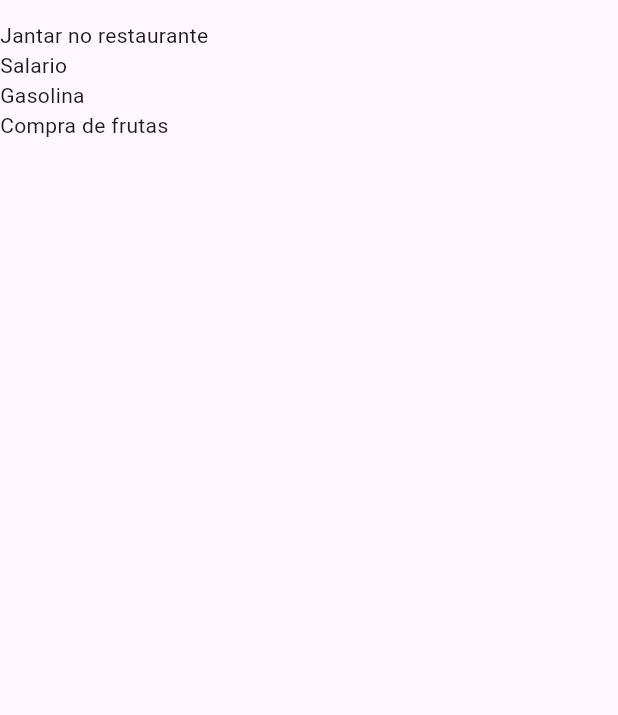
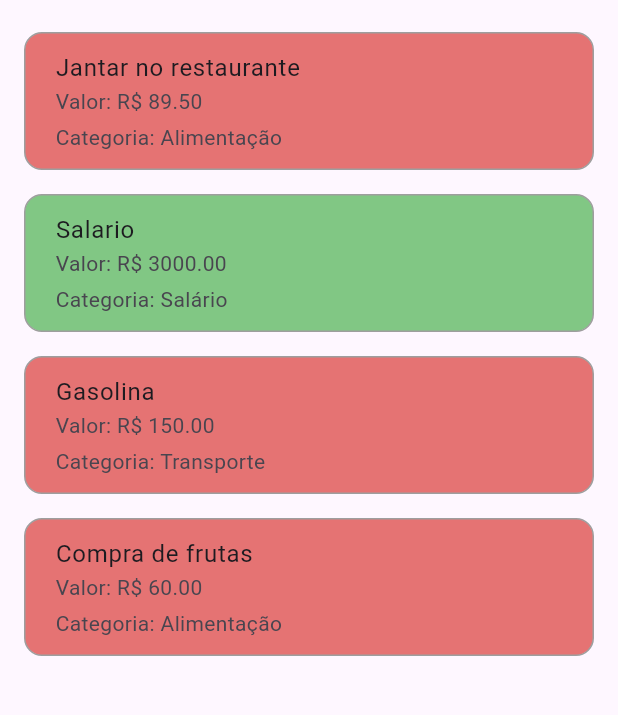
Before and after one commit to EneiasAlmeida/Gerenciador_de_financas, a Flutter app: the screen it shows after launch, on a phone screen of 412 x 824 dp, the part 64-779 px from its top. Run offline on Flutter 3.47's test engine with Material 3 defaults, Android fonts, the phone set to English and light mode, and no system bars.

Commit message:
ajuste na listagem de registro

```diff
--- /dev/null
+++ b/lib/components/registro_tile_bloco.dart
@@ -0,0 +1,43 @@
+import 'package:flutter/material.dart';
+import 'package:gerenciador/models/registro.dart';
+
+class RegistroTileBloco extends StatelessWidget {
+  final Registro registro;
+
+  const RegistroTileBloco({
+    super.key,
+    required this.registro
+  });
+
+ // if () { }  else {}   == ( quer dizer tem o item despesa? e o : se não)
+  //operador ternário
+  // if (numero > 2)
+
+
+  @override
+  Widget build(BuildContext context) {
+    return Padding(
+      padding: const EdgeInsets.symmetric(horizontal: 16.0),  // Espaço nas laterais
+      child: Container(
+        margin: const EdgeInsets.symmetric(vertical: 8.0),  // Espaço entre os registros
+        decoration: BoxDecoration(
+          border: Border.all(color: Colors.grey, width: 1.0),  // Borda cinza
+          borderRadius: BorderRadius.circular(12.0),  // Bordas arredondadas
+          color: registro.tipo == 'Despesa' ? Colors.red.shade300 : Colors.green.shade300,  // Cor de fundo
+        ),
+        child: ListTile(
+          contentPadding: const EdgeInsets.symmetric(horizontal: 20.0, vertical: 3.0), // Padding dentro do ListTile
+          title: Text(registro.nome),
+          subtitle: Column(
+            crossAxisAlignment: CrossAxisAlignment.start,
+            children: <Widget>[
+              Text('Valor: R\$ ${registro.valor.toStringAsFixed(2)}'),
+              SizedBox(height: 4), // Espaço entre o subtítulo e o texto adicional
+              Text('Categoria: ${registro.categoria}'),
+            ],
+          ),
+        ),
+      ),
+    );
+  }
+}
--- a/lib/data/objeto_dados.dart
+++ b/lib/data/objeto_dados.dart
@@ -5,28 +5,28 @@ const dados = {
     id: 1,
     nome: 'Jantar no restaurante',
     valor: 89.50,
-    area: 'Alimentação',
+    categoria: 'Alimentação',
     tipo: 'Despesa'
   ),
   '2': const Registro(
     id: 2,
     nome: 'Salario',
     valor: 3000.00,
-    area: 'Salário',
+    categoria: 'Salário',
     tipo: 'Receita'
   ),
   '3': const Registro(
     id: 3,
     nome: 'Gasolina',
     valor: 150.00,
-    area: 'Transporte',
+    categoria: 'Transporte',
     tipo: 'Despesa'
   ),
   '4': const Registro(
     id: 4,
     nome: 'Compra de frutas',
     valor: 60.00,
-    area: 'Alimentação',
+    categoria: 'Alimentação',
     tipo: 'Despesa'
   )
 };
--- a/lib/models/registro.dart
+++ b/lib/models/registro.dart
@@ -2,14 +2,14 @@ class Registro {
   final int id;
   final String nome;
   final double valor;
-  final String area;
+  final String categoria;
   final String tipo;
 
   const Registro({
     required this.id,
     required this.nome,
     required this.valor,
-    required this.area,
+    required this.categoria,
     required this.tipo
   });
 }
--- a/lib/views_telas/listagem.dart
+++ b/lib/views_telas/listagem.dart
@@ -1,4 +1,5 @@
 import 'package:flutter/material.dart';
+import 'package:gerenciador/components/registro_tile_bloco.dart';
 import 'package:gerenciador/data/objeto_dados.dart';
 
 class Listagem extends StatelessWidget {
@@ -14,13 +15,16 @@ class Listagem extends StatelessWidget {
 
     return Scaffold(
       appBar: AppBar(
-        // backgroundColor: const Color(0x00000000),
+        //backgroundColor: const Color(0x00000000),
+
         title: const Text('Gerenciador de Finanças'),
         centerTitle: true,
+
+
       ),
       body: ListView.builder(
         itemCount: lista.length,
-        itemBuilder: (ctx, indice) => Text(lista.values.elementAt(indice).nome)
+        itemBuilder: (ctx, indice) => RegistroTileBloco(registro: lista.values.elementAt(indice))
       ),
 
     );
```
